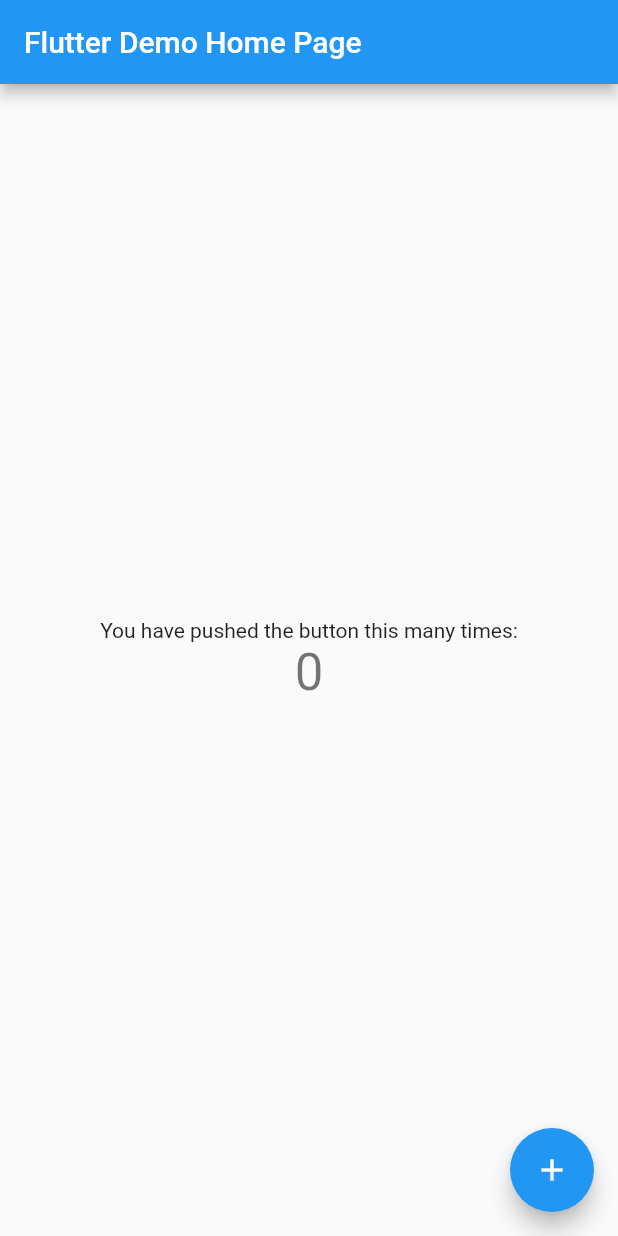
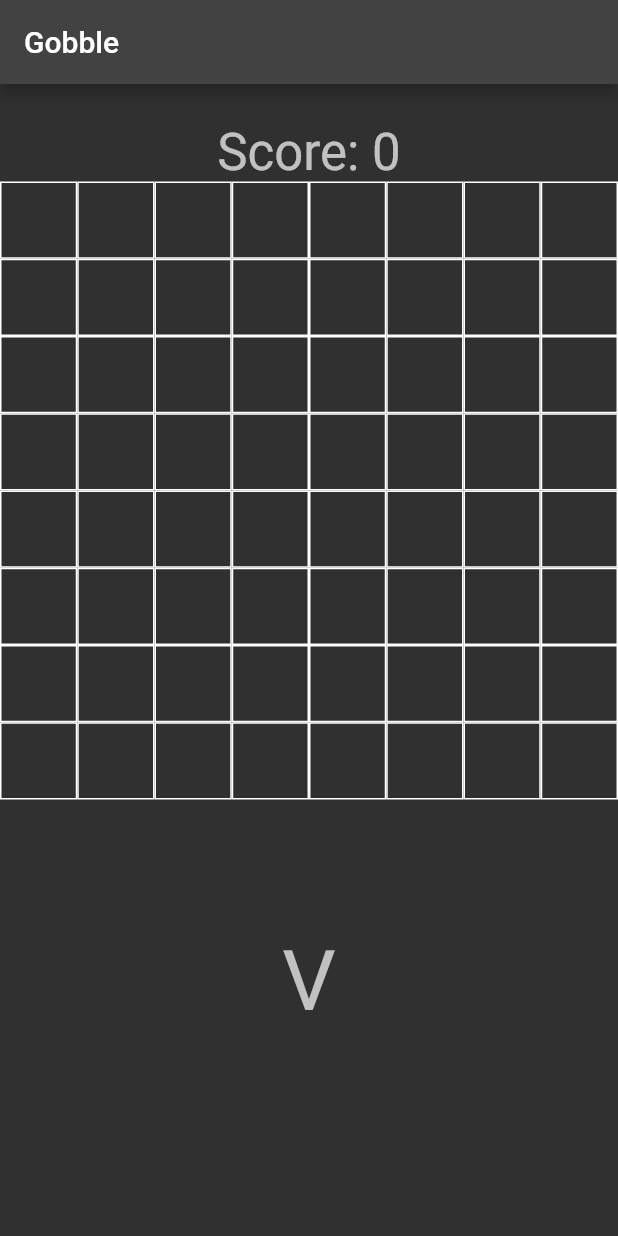
Before and after one commit to jordanmosakowski/gobble, a Flutter app: the screen it shows after launch, on a phone screen of 412 x 824 dp. Run offline on Flutter 3.47's test engine with Material 2 defaults, Android fonts, the phone set to English and light mode, and no system bars; project files that could hold a hidden picture were left out.

Commit message:
Word grid with letter placement

```diff
--- a/lib/main.dart
+++ b/lib/main.dart
@@ -1,3 +1,5 @@
+import 'dart:math';
+
 import 'package:flutter/material.dart';
 
 void main() {
@@ -6,110 +8,114 @@ void main() {
 
 class MyApp extends StatelessWidget {
   const MyApp({Key? key}) : super(key: key);
-
-  // This widget is the root of your application.
   @override
   Widget build(BuildContext context) {
     return MaterialApp(
       title: 'Flutter Demo',
       theme: ThemeData(
-        // This is the theme of your application.
-        //
-        // Try running your application with "flutter run". You'll see the
-        // application has a blue toolbar. Then, without quitting the app, try
-        // changing the primarySwatch below to Colors.green and then invoke
-        // "hot reload" (press "r" in the console where you ran "flutter run",
-        // or simply save your changes to "hot reload" in a Flutter IDE).
-        // Notice that the counter didn't reset back to zero; the application
-        // is not restarted.
-        primarySwatch: Colors.blue,
+        brightness: Brightness.dark,
+        primarySwatch: Colors.red,
       ),
-      home: const MyHomePage(title: 'Flutter Demo Home Page'),
+      home: const Home(),
     );
   }
 }
 
-class MyHomePage extends StatefulWidget {
-  const MyHomePage({Key? key, required this.title}) : super(key: key);
-
-  // This widget is the home page of your application. It is stateful, meaning
-  // that it has a State object (defined below) that contains fields that affect
-  // how it looks.
-
-  // This class is the configuration for the state. It holds the values (in this
-  // case the title) provided by the parent (in this case the App widget) and
-  // used by the build method of the State. Fields in a Widget subclass are
-  // always marked "final".
-
-  final String title;
+class Home extends StatefulWidget {
+  const Home({ Key? key }) : super(key: key);
 
   @override
-  State<MyHomePage> createState() => _MyHomePageState();
+  _HomeState createState() => _HomeState();
 }
 
-class _MyHomePageState extends State<MyHomePage> {
-  int _counter = 0;
+class _HomeState extends State<Home> {
 
-  void _incrementCounter() {
-    setState(() {
-      // This call to setState tells the Flutter framework that something has
-      // changed in this State, which causes it to rerun the build method below
-      // so that the display can reflect the updated values. If we changed
-      // _counter without calling setState(), then the build method would not be
-      // called again, and so nothing would appear to happen.
-      _counter++;
-    });
+  List<String?> grid = List.filled(8*8, null);
+
+  List<String> consanants = "bcdfghjklmnpqrstvwxyz".split("");
+  List<String> vowels = "aeiou".split("");
+
+  int score = 0;
+
+  String chooseLetter(){
+    if(score%5 == 4){
+      return vowels[Random().nextInt(vowels.length)];
+    }
+    return consanants[Random().nextInt(consanants.length)];
+  }
+
+  late String nextLetter;
+
+  @override
+  void initState() {
+    // TODO: implement initState
+    super.initState();
+    nextLetter = chooseLetter();
   }
 
   @override
   Widget build(BuildContext context) {
-    // This method is rerun every time setState is called, for instance as done
-    // by the _incrementCounter method above.
-    //
-    // The Flutter framework has been optimized to make rerunning build methods
-    // fast, so that you can just rebuild anything that needs updating rather
-    // than having to individually change instances of widgets.
     return Scaffold(
       appBar: AppBar(
-        // Here we take the value from the MyHomePage object that was created by
-        // the App.build method, and use it to set our appbar title.
-        title: Text(widget.title),
+        title: const Text('Gobble'),
       ),
-      body: Center(
-        // Center is a layout widget. It takes a single child and positions it
-        // in the middle of the parent.
+      body: Padding(
+        padding: const EdgeInsets.only(top: 25.0),
         child: Column(
-          // Column is also a layout widget. It takes a list of children and
-          // arranges them vertically. By default, it sizes itself to fit its
-          // children horizontally, and tries to be as tall as its parent.
-          //
-          // Invoke "debug painting" (press "p" in the console, choose the
-          // "Toggle Debug Paint" action from the Flutter Inspector in Android
-          // Studio, or the "Toggle Debug Paint" command in Visual Studio Code)
-          // to see the wireframe for each widget.
-          //
-          // Column has various properties to control how it sizes itself and
-          // how it positions its children. Here we use mainAxisAlignment to
-          // center the children vertically; the main axis here is the vertical
-          // axis because Columns are vertical (the cross axis would be
-          // horizontal).
-          mainAxisAlignment: MainAxisAlignment.center,
-          children: <Widget>[
-            const Text(
-              'You have pushed the button this many times:',
+          crossAxisAlignment: CrossAxisAlignment.center,
+          children: [
+            Text(
+              "Score: $score",
+              style: Theme.of(context).textTheme.headline4,
+            ),
+            Center(
+              child: SizedBox(
+                width: 500,
+                height: 500,
+                child: GridView.count(
+                  crossAxisCount: sqrt(grid.length).toInt(),
+                  children: [
+                    for(int i=0; i<grid.length; i++)
+                      WordTile(grid[i],(){
+                        setState(() {
+                          grid[i] = nextLetter;
+                          score++;
+                          nextLetter = chooseLetter();
+                        });
+                      }),
+                  ],
+                )
+              ),
             ),
             Text(
-              '$_counter',
-              style: Theme.of(context).textTheme.headline4,
+              nextLetter.toUpperCase(),
+              style: Theme.of(context).textTheme.headline2,
             ),
           ],
         ),
-      ),
-      floatingActionButton: FloatingActionButton(
-        onPressed: _incrementCounter,
-        tooltip: 'Increment',
-        child: const Icon(Icons.add),
-      ), // This trailing comma makes auto-formatting nicer for build methods.
+      )
     );
   }
 }
+
+class WordTile extends StatelessWidget {
+  const WordTile(this.letter,this.onTap);
+  final String? letter;
+  final VoidCallback onTap;
+
+  @override
+  Widget build(BuildContext context) {
+    //container with white border with letter centered
+    return InkWell(
+      onTap: onTap,
+      child: Container(
+        decoration: BoxDecoration(
+          border: Border.all(color: Colors.white),
+        ),
+        child: Center(
+          child: Text(letter?.toUpperCase() ?? "", style: Theme.of(context).textTheme.headline3),
+        ),
+      ),
+    );
+  }
+}
```
Also changed, not shown: assets/Words.txt (renamed from lib/assets/Words.txt).
